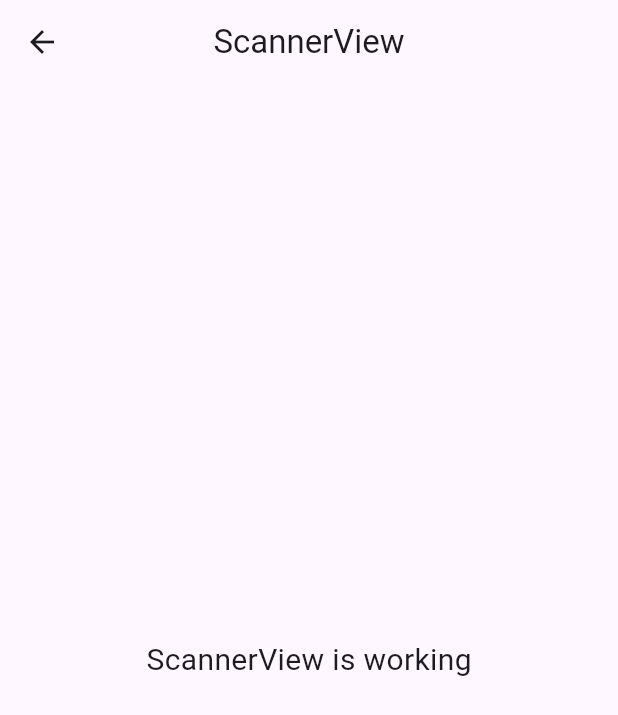
After one commit to arielcarmen/vaccination_book_app, a Flutter app: the ScannerView screen opened by its route, on a phone screen of 412 x 824 dp. The commit adds this screen. Shown: the top 715 px of the screen. Run offline on Flutter 3.47's test engine with Material 3 defaults, Android fonts, the light colour scheme and no system bars; our stand-ins replace get.

Commit message:
feat: scanner page added

```diff
--- /dev/null
+++ b/lib/app/modules/scanner/views/scanner_view.dart
@@ -0,0 +1,24 @@
+import 'package:flutter/material.dart';
+
+import 'package:get/get.dart';
+
+import '../controllers/scanner_controller.dart';
+
+class ScannerView extends GetView<ScannerController> {
+  const ScannerView({super.key});
+  @override
+  Widget build(BuildContext context) {
+    return Scaffold(
+      appBar: AppBar(
+        title: const Text('ScannerView'),
+        centerTitle: true,
+      ),
+      body: const Center(
+        child: Text(
+          'ScannerView is working',
+          style: TextStyle(fontSize: 20),
+        ),
+      ),
+    );
+  }
+}
--- a/lib/app/routes/app_pages.dart
+++ b/lib/app/routes/app_pages.dart
@@ -6,6 +6,8 @@ import '../modules/login/bindings/login_binding.dart';
 import '../modules/login/views/login_view.dart';
 import '../modules/profiles/bindings/profiles_binding.dart';
 import '../modules/profiles/views/profiles_view.dart';
+import '../modules/scanner/bindings/scanner_binding.dart';
+import '../modules/scanner/views/scanner_view.dart';
 
 part 'app_routes.dart';
 
@@ -30,5 +32,10 @@ class AppPages {
       page: () => const ProfilesView(),
       binding: ProfilesBinding(),
     ),
+    GetPage(
+      name: _Paths.SCANNER,
+      page: () => const ScannerView(),
+      binding: ScannerBinding(),
+    ),
   ];
 }
--- a/lib/app/routes/app_routes.dart
+++ b/lib/app/routes/app_routes.dart
@@ -6,6 +6,7 @@ abstract class Routes {
   static const HOME = _Paths.HOME;
   static const LOGIN = _Paths.LOGIN;
   static const PROFILES = _Paths.PROFILES;
+  static const SCANNER = _Paths.SCANNER;
 }
 
 abstract class _Paths {
@@ -13,4 +14,5 @@ abstract class _Paths {
   static const HOME = '/home';
   static const LOGIN = '/login';
   static const PROFILES = '/profiles';
+  static const SCANNER = '/scanner';
 }
```
Also changed, not shown: lib/app/modules/scanner/bindings/scanner_binding.dart (added, +12 -0 lines), lib/app/modules/scanner/controllers/scanner_controller.dart (added, +23 -0 lines).
